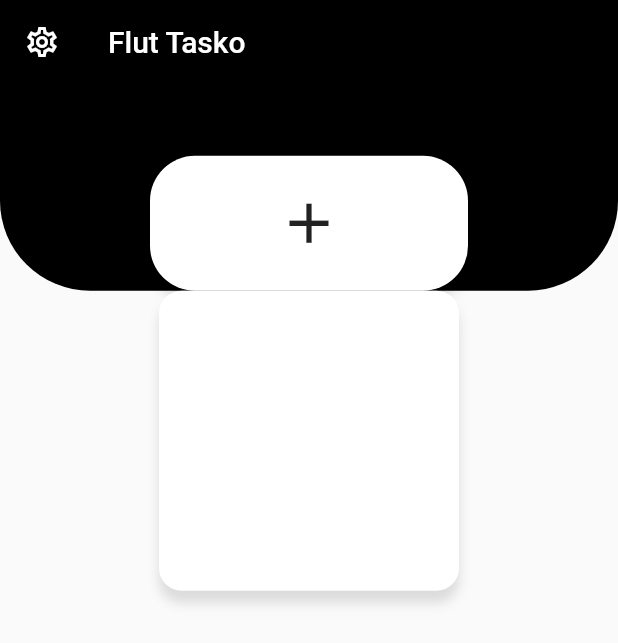
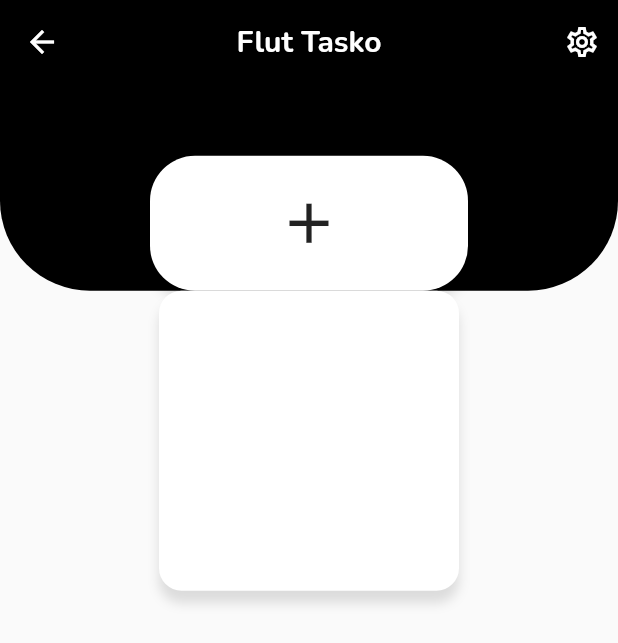
Before and after one commit to 5CYTH3/tasko_rem, a Flutter app: the screen it shows after launch, on a phone screen of 412 x 824 dp. Shown: the top 643 px of the screen. Run offline on Flutter 3.47's test engine with Material 2 defaults, Android fonts, the phone set to English and light mode, and no system bars; our stand-ins replace google_fonts.

Commit message:
Added package google font and created a better Appbar. Trying to do a clean body bruh

```diff
--- a/lib/components/home_screen.dart
+++ b/lib/components/home_screen.dart
@@ -1,5 +1,7 @@
 import 'package:flutter/material.dart';
 import 'Body.dart';
+import 'package:google_fonts/google_fonts.dart';
+
 
 class HomeScreen extends StatelessWidget {
 	@override
@@ -13,11 +15,25 @@ class HomeScreen extends StatelessWidget {
 	AppBar buildAppBar() {
 		return AppBar(
 			elevation: 0,
-			leading: IconButton(icon: Icon(Icons.settings_outlined), onPressed: () {
+			leading: IconButton(icon: Icon(Icons.arrow_back), onPressed: () {
 
       }),
-			title: Text('Flut Tasko'),
-
+			title: Text('Flut Tasko',
+        style: GoogleFonts.nunito(
+          color: Colors.white,
+          fontWeight: FontWeight.bold
+        )
+      ),
+      centerTitle: true,
+      actions: [
+        IconButton(
+          icon: Icon(
+            Icons.settings_outlined,
+            color: Colors.white,
+          ),
+          onPressed: null,
+        ),
+      ],
 		);
 	}
 
--- a/pubspec.yaml
+++ b/pubspec.yaml
@@ -24,6 +24,7 @@ dependencies:
   flutter:
     sdk: flutter
   animations: ^2.0.0
+  google_fonts: ^2.1.0
 
   # The following adds the Cupertino Icons font to your application.
   # Use with the CupertinoIcons class for iOS style icons.
```
Also changed, not shown: pubspec.lock.
